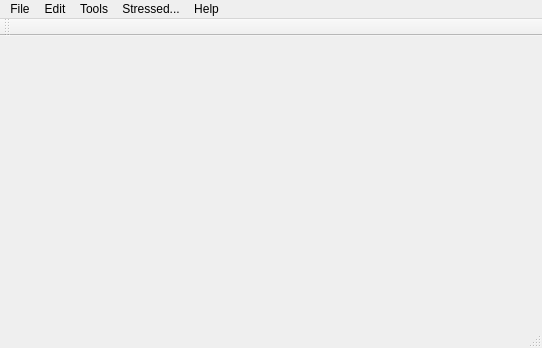
This is HootNotes/mainwindow.ui in JarodNavarro2/COMP330_PROJECT2 as Qt 5 draws it before an edit. The edited form follows.
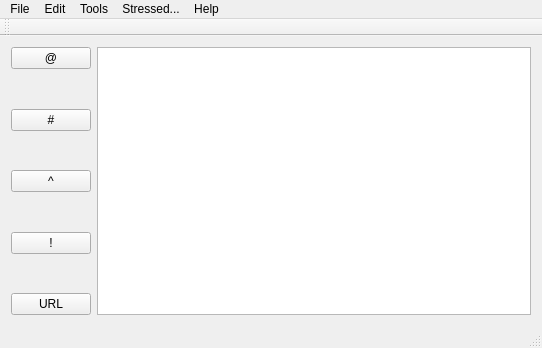
This is the edited form. Icons and pictures are not drawn.

The edit to the form file:
```diff
--- a/HootNotes/mainwindow.ui
+++ b/HootNotes/mainwindow.ui
@@ -13,7 +13,208 @@
   <property name="windowTitle">
    <string>MainWindow</string>
   </property>
-  <widget class="QWidget" name="centralWidget"/>
+  <widget class="QWidget" name="centralWidget">
+   <layout class="QHBoxLayout" name="horizontalLayout">
+    <item>
+     <layout class="QVBoxLayout" name="verticalLayout">
+      <item>
+       <widget class="QPushButton" name="buttonAt">
+        <property name="text">
+         <string>@</string>
+        </property>
+       </widget>
+      </item>
+      <item>
+       <spacer name="verticalSpacer_12">
+        <property name="orientation">
+         <enum>Qt::Vertical</enum>
+        </property>
+        <property name="sizeHint" stdset="0">
+         <size>
+          <width>20</width>
+          <height>40</height>
+         </size>
+        </property>
+       </spacer>
+      </item>
+      <item>
+       <spacer name="verticalSpacer_8">
+        <property name="orientation">
+         <enum>Qt::Vertical</enum>
+        </property>
+        <property name="sizeHint" stdset="0">
+         <size>
+          <width>20</width>
+          <height>40</height>
+         </size>
+        </property>
+       </spacer>
+      </item>
+      <item>
+       <spacer name="verticalSpacer_4">
+        <property name="orientation">
+         <enum>Qt::Vertical</enum>
+        </property>
+        <property name="sizeHint" stdset="0">
+         <size>
+          <width>20</width>
+          <height>40</height>
+         </size>
+        </property>
+       </spacer>
+      </item>
+      <item>
+       <widget class="QPushButton" name="buttonPound">
+        <property name="text">
+         <string>#</string>
+        </property>
+       </widget>
+      </item>
+      <item>
+       <spacer name="verticalSpacer_11">
+        <property name="orientation">
+         <enum>Qt::Vertical</enum>
+        </property>
+        <property name="sizeHint" stdset="0">
+         <size>
+          <width>20</width>
+          <height>40</height>
+         </size>
+        </property>
+       </spacer>
+      </item>
+      <item>
+       <spacer name="verticalSpacer_7">
+        <property name="orientation">
+         <enum>Qt::Vertical</enum>
+        </property>
+        <property name="sizeHint" stdset="0">
+         <size>
+          <width>20</width>
+          <height>40</height>
+         </size>
+        </property>
+       </spacer>
+      </item>
+      <item>
+       <spacer name="verticalSpacer_3">
+        <property name="orientation">
+         <enum>Qt::Vertical</enum>
+        </property>
+        <property name="sizeHint" stdset="0">
+         <size>
+          <width>20</width>
+          <height>40</height>
+         </size>
+        </property>
+       </spacer>
+      </item>
+      <item>
+       <widget class="QPushButton" name="buttonArrow">
+        <property name="text">
+         <string>^</string>
+        </property>
+       </widget>
+      </item>
+      <item>
+       <spacer name="verticalSpacer_10">
+        <property name="orientation">
+         <enum>Qt::Vertical</enum>
+        </property>
+        <property name="sizeHint" stdset="0">
+         <size>
+          <width>20</width>
+          <height>40</height>
+         </size>
+        </property>
+       </spacer>
+      </item>
+      <item>
+       <spacer name="verticalSpacer_6">
+        <property name="orientation">
+         <enum>Qt::Vertical</enum>
+        </property>
+        <property name="sizeHint" stdset="0">
+         <size>
+          <width>20</width>
+          <height>40</height>
+         </size>
+        </property>
+       </spacer>
+      </item>
+      <item>
+       <spacer name="verticalSpacer_2">
+        <property name="orientation">
+         <enum>Qt::Vertical</enum>
+        </property>
+        <property name="sizeHint" stdset="0">
+         <size>
+          <width>20</width>
+          <height>40</height>
+         </size>
+        </property>
+       </spacer>
+      </item>
+      <item>
+       <widget class="QPushButton" name="buttonEx">
+        <property name="text">
+         <string>!</string>
+        </property>
+       </widget>
+      </item>
+      <item>
+       <spacer name="verticalSpacer_9">
+        <property name="orientation">
+         <enum>Qt::Vertical</enum>
+        </property>
+        <property name="sizeHint" stdset="0">
+         <size>
+          <width>20</width>
+          <height>40</height>
+         </size>
+        </property>
+       </spacer>
+      </item>
+      <item>
+       <spacer name="verticalSpacer_5">
+        <property name="orientation">
+         <enum>Qt::Vertical</enum>
+        </property>
+        <property name="sizeHint" stdset="0">
+         <size>
+          <width>20</width>
+          <height>40</height>
+         </size>
+        </property>
+       </spacer>
+      </item>
+      <item>
+       <spacer name="verticalSpacer">
+        <property name="orientation">
+         <enum>Qt::Vertical</enum>
+        </property>
+        <property name="sizeHint" stdset="0">
+         <size>
+          <width>20</width>
+          <height>40</height>
+         </size>
+        </property>
+       </spacer>
+      </item>
+      <item>
+       <widget class="QPushButton" name="buttonURL">
+        <property name="text">
+         <string>URL</string>
+        </property>
+       </widget>
+      </item>
+     </layout>
+    </item>
+    <item>
+     <widget class="QTextEdit" name="textEdit"/>
+    </item>
+   </layout>
+  </widget>
   <widget class="QMenuBar" name="menuBar">
    <property name="geometry">
     <rect>
```
